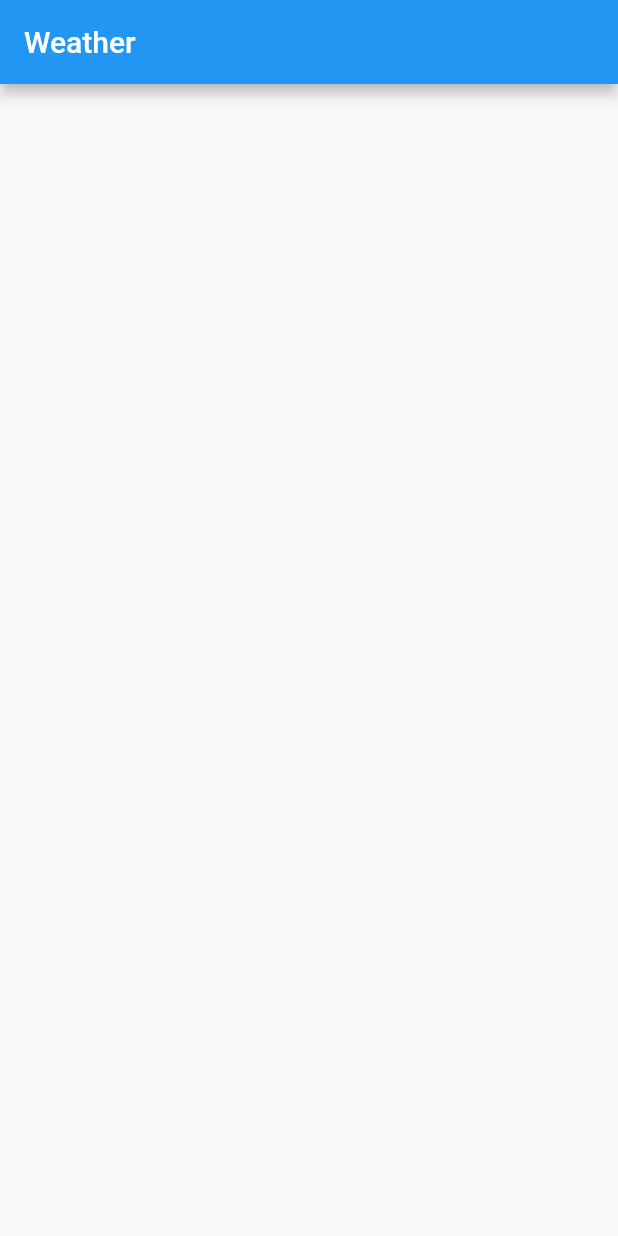
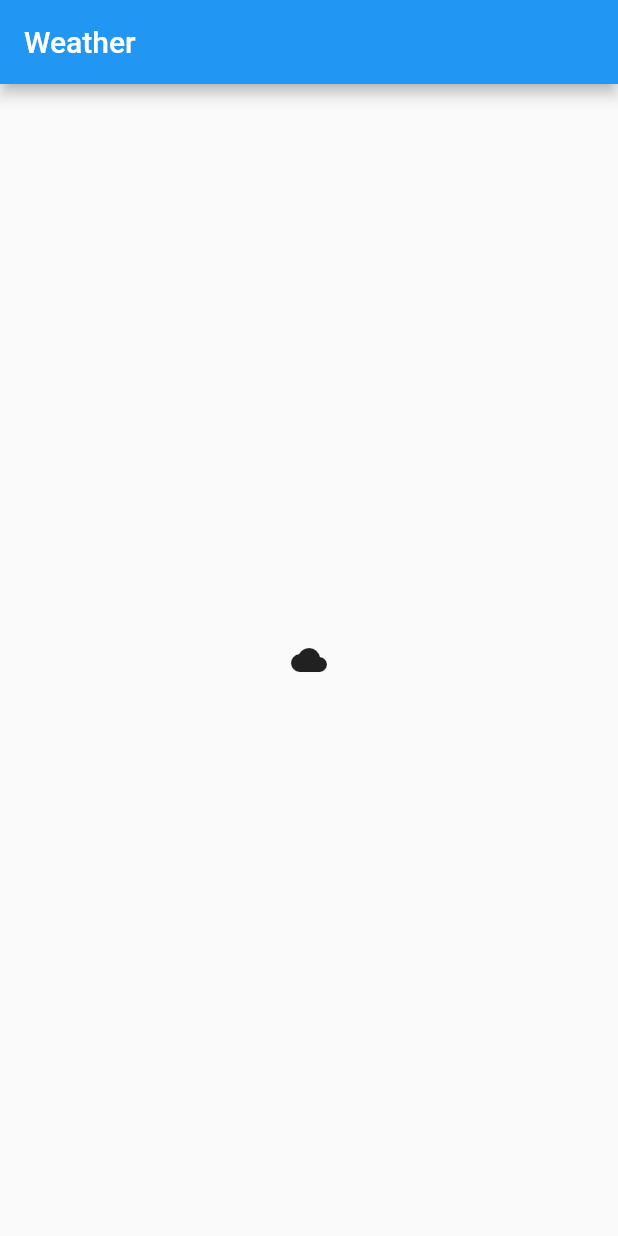
Before and after one commit to ExeLisor/weather, a Flutter app: the screen it shows after launch, on a phone screen of 412 x 824 dp. Run offline on Flutter 3.47's test engine with Material 2 defaults, Android fonts, the phone set to English and light mode, and no system bars; our stand-ins replace geolocator; missing offline and left inert: geocoder.

Commit message:
add: getting the current weather

```diff
--- a/lib/main.dart
+++ b/lib/main.dart
@@ -1,4 +1,8 @@
 import 'package:flutter/material.dart';
+import 'package:geolocator/geolocator.dart';
+import 'package:geocoder/geocoder.dart';
+
+import 'repository/weather_repository.dart';
 
 void main() {
   runApp(const MyApp());
@@ -7,7 +11,6 @@ void main() {
 class MyApp extends StatelessWidget {
   const MyApp({Key? key}) : super(key: key);
 
-  // This widget is the root of your application.
   @override
   Widget build(BuildContext context) {
     return MaterialApp(
@@ -30,6 +33,40 @@ class MyHomePage extends StatefulWidget {
 }
 
 class _MyHomePageState extends State<MyHomePage> {
+  final GeolocatorPlatform _geolocatorPlatform = GeolocatorPlatform.instance;
+  String latitude = '';
+  String longitude = '';
+
+  currentWeatherLocation() async {
+    bool serviceEnabled;
+    LocationPermission permission;
+    serviceEnabled = await Geolocator.isLocationServiceEnabled();
+    if (!serviceEnabled) {
+      return Future.error('Location services are disabled');
+    }
+    permission = await Geolocator.checkPermission();
+    if (permission == LocationPermission.denied) {
+      permission = await Geolocator.requestPermission();
+      if (permission == LocationPermission.denied) {
+        return Future.error('Location permissions are denied');
+      }
+    }
+    if (permission == LocationPermission.deniedForever) {
+      return Future.error(
+          'Location permissions are permanently denied, we cannot request permissions.');
+    }
+    Position position = await _geolocatorPlatform.getCurrentPosition();
+    latitude = position.latitude.toString();
+    longitude = position.longitude.toString();
+    fetchWeather(latitude, longitude);
+  }
+
+  @override
+  void initState() {
+    super.initState();
+    currentWeatherLocation();
+  }
+
   @override
   Widget build(BuildContext context) {
     return Scaffold(
@@ -37,7 +74,9 @@ class _MyHomePageState extends State<MyHomePage> {
       body: Center(
         child: Column(
           mainAxisAlignment: MainAxisAlignment.center,
-          children: <Widget>[],
+          children: <Widget>[
+            Icon(Icons.cloud),
+          ],
         ),
       ),
     );
--- a/lib/models/weather.dart
+++ b/lib/models/weather.dart
@@ -28,6 +28,23 @@ class Weather {
   int id;
   String name;
   int cod;
+
+  factory Weather.fromJson(Map<String, dynamic> json) => Weather(
+        coord: Coord.fromJson(json["coord"]),
+        weather: List<WeatherElement>.from(
+            json["weather"].map((x) => WeatherElement.fromJson(x))),
+        base: json["base"],
+        main: Main.fromJson(json["main"]),
+        visibility: json["visibility"],
+        wind: Wind.fromJson(json["wind"]),
+        clouds: Clouds.fromJson(json["clouds"]),
+        dt: json["dt"],
+        sys: Sys.fromJson(json["sys"]),
+        timezone: json["timezone"],
+        id: json["id"],
+        name: json["name"],
+        cod: json["cod"],
+      );
 }
 
 class Clouds {
@@ -36,6 +53,10 @@ class Clouds {
   });
 
   int all;
+
+  factory Clouds.fromJson(Map<String, dynamic> json) => Clouds(
+        all: json["all"],
+      );
 }
 
 class Coord {
@@ -46,6 +67,10 @@ class Coord {
 
   double lon;
   double lat;
+  factory Coord.fromJson(Map<String, dynamic> json) => Coord(
+        lon: json["count"],
+        lat: json["lat"],
+      );
 }
 
 class Main {
@@ -60,7 +85,7 @@ class Main {
     required this.grndLevel,
   });
 
-  int temp;
+  double temp;
   double feelsLike;
   int tempMin;
   int tempMax;
@@ -68,6 +93,17 @@ class Main {
   int humidity;
   int seaLevel;
   int grndLevel;
+
+  factory Main.fromJson(Map<String, dynamic> json) => Main(
+        feelsLike: json["feelsLike"],
+        grndLevel: json["grndLevel"],
+        tempMin: json["tempMin"],
+        tempMax: json["tempMax"],
+        pressure: json["pressure"],
+        humidity: json["humidity"],
+        seaLevel: json["seaLevel"],
+        temp: json["temp"],
+      );
 }
 
 class Sys {
@@ -80,6 +116,12 @@ class Sys {
   String country;
   int sunrise;
   int sunset;
+
+  factory Sys.fromJson(Map<String, dynamic> json) => Sys(
+        country: json["country"],
+        sunrise: json["sunrise"],
+        sunset: json["sunset"],
+      );
 }
 
 class WeatherElement {
@@ -94,6 +136,13 @@ class WeatherElement {
   String main;
   String description;
   String icon;
+
+  factory WeatherElement.fromJson(Map<String, dynamic> json) => WeatherElement(
+        id: json["id"],
+        main: json["main"],
+        description: json["description"],
+        icon: json["icon"],
+      );
 }
 
 class Wind {
@@ -103,7 +152,13 @@ class Wind {
     required this.gust,
   });
 
-  double speed;
+  int speed;
   int deg;
   double gust;
+
+  factory Wind.fromJson(Map<String, dynamic> json) => Wind(
+        speed: json["speed"],
+        deg: json["deg"],
+        gust: json["gust"],
+      );
 }
--- /dev/null
+++ b/lib/repository/weather_repository.dart
@@ -0,0 +1,18 @@
+import 'dart:convert';
+import 'dart:io';
+import 'package:whether/models/weather.dart';
+
+Future fetchWeather(String lat, String lon) async {
+  HttpClient client = HttpClient();
+  final uri = Uri.parse(
+      "https://api.openweathermap.org/data/2.5/weather?lat=$lat&lon=$lon&appid=8e2c690febca531a10e946a7149ed8fb");
+  HttpClientRequest request = await client.getUrl(uri);
+  HttpClientResponse response = await request.close();
+  String reply = await response.transform(utf8.decoder).join();
+  if (response.statusCode == 200) {
+    print(reply);
+    return Weather.fromJson(jsonDecode(reply));
+  } else {
+    throw Exception(response.statusCode);
+  }
+}
--- a/pubspec.yaml
+++ b/pubspec.yaml
@@ -34,6 +34,9 @@ dependencies:
   # The following adds the Cupertino Icons font to your application.
   # Use with the CupertinoIcons class for iOS style icons.
   cupertino_icons: ^1.0.2
+  geolocator: ^8.2.1
+  geocoder: ^0.2.1
+  http: ^0.13.4
 
 dev_dependencies:
   flutter_test:
```
Also changed, not shown: pubspec.lock, 4 other files.
